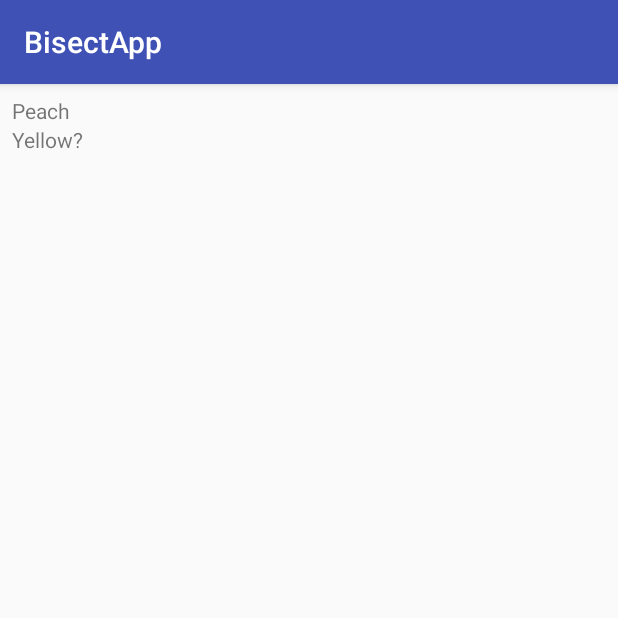
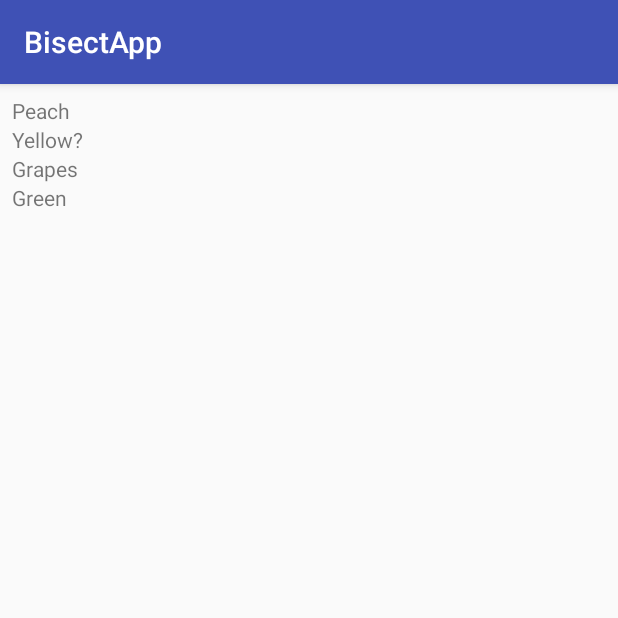
Before and after one commit to amlcurran/GitBisect, an Android app: the screen it shows after launch (MainActivity), on a phone screen of 412 x 824 dp, the top half of it. Run offline under Robolectric (Android 15) with nearby library versions, the phone set to English and light mode, and no system bars.

Commit message:
Don't make the list items massive

```diff
--- a/android/app/src/main/res/layout/list_item.xml
+++ b/android/app/src/main/res/layout/list_item.xml
@@ -1,6 +1,8 @@
 <?xml version="1.0" encoding="utf-8"?>
-<LinearLayout xmlns:android="http://schemas.android.com/apk/res/android" android:orientation="vertical" android:layout_width="match_parent"
-  android:layout_height="match_parent">
+<LinearLayout xmlns:android="http://schemas.android.com/apk/res/android"
+  android:layout_width="match_parent"
+  android:layout_height="wrap_content"
+  android:orientation="vertical">
 
   <TextView
     android:id="@+id/list_title"
```
